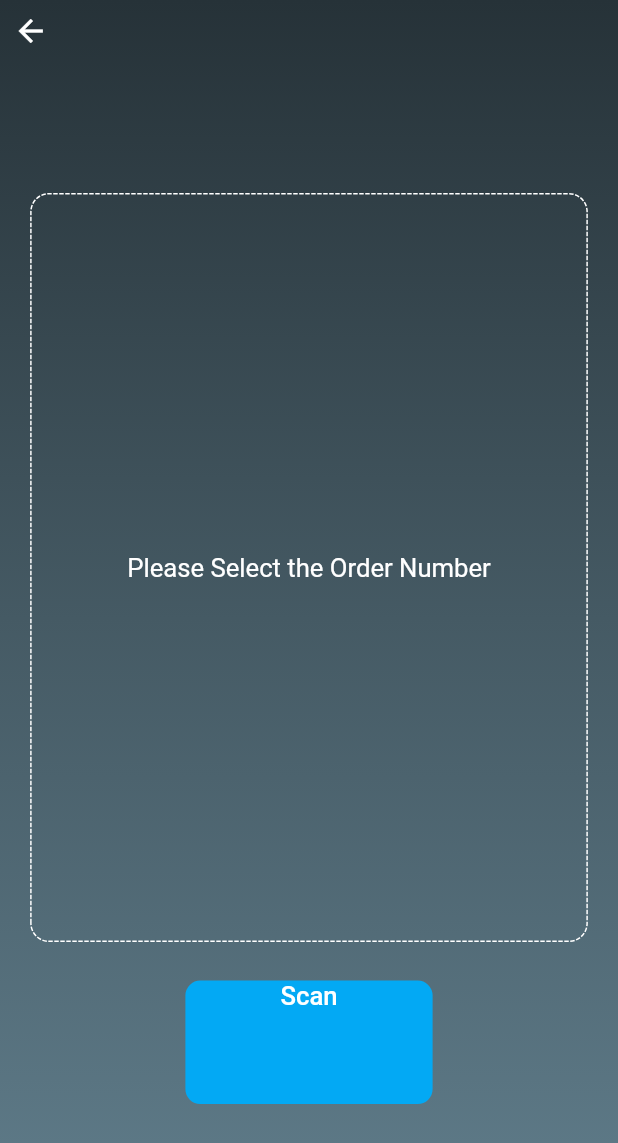
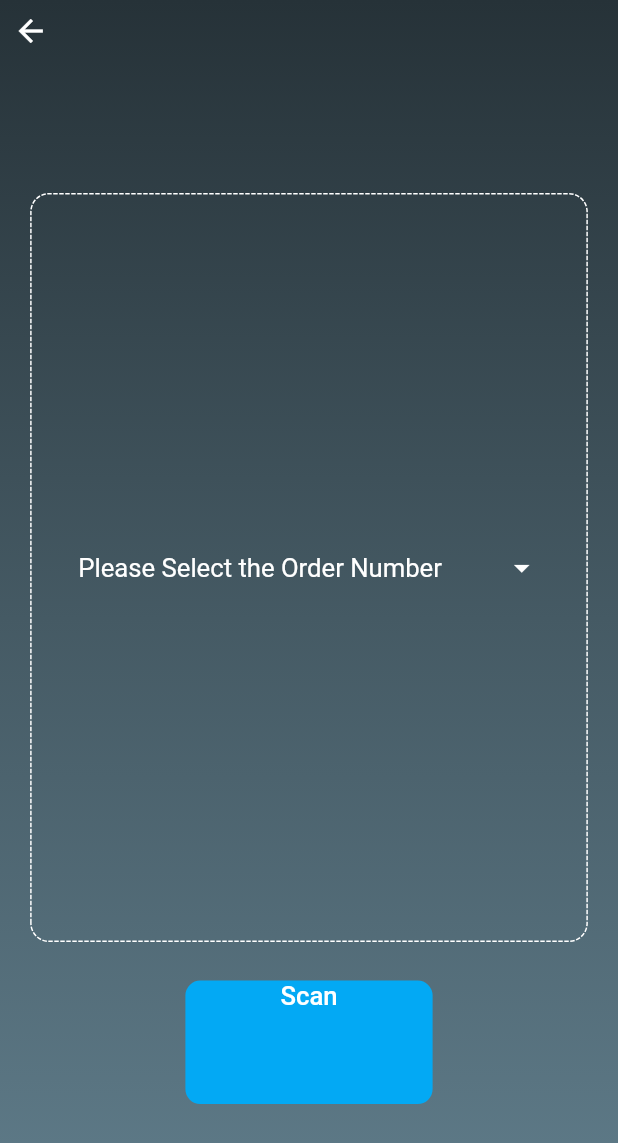
Before and after one commit to Jade-Zhang719/RFID-Gateway, a Flutter app: the ServiceProviderPage screen opened directly, on a phone screen of 412 x 824 dp. Shown: the top 1143 px of the screen. Run offline on Flutter 3.47's test engine with Material 2 defaults, Android fonts, the phone set to English and light mode, and no system bars; drawn by our look-alikes of dotted_border; our stand-ins replace charts_flutter, chewie, video_player; missing offline and left inert: hand_signature.

Commit message:
service provider dropdownmenu

```diff
--- a/lib/pages/serviceProvider.dart
+++ b/lib/pages/serviceProvider.dart
@@ -9,6 +9,8 @@ class ServiceProviderPage extends StatefulWidget {
 }
 
 class _ServiceProviderPageState extends State<ServiceProviderPage> {
+  String dropdownValue;
+  List<String> orders = ["1", "2", "3", "4"];
   @override
   Widget build(BuildContext context) {
     double height = MediaQuery.of(context).size.height;
@@ -41,10 +43,44 @@ class _ServiceProviderPageState extends State<ServiceProviderPage> {
                         width: width * 0.9,
                         height: height * 0.6,
                         alignment: Alignment.center,
-                        child: Text(
-                          "Please Select the Order Number",
-                          style: TextStyle(
-                              color: Colors.white, fontSize: 40 * screenRadio),
+                        child: Row(
+                          mainAxisSize: MainAxisSize.min,
+                          children: [
+                            Text(
+                              "Please Select the Order Number",
+                              style: TextStyle(
+                                  color: Colors.white,
+                                  fontSize: 40 * screenRadio),
+                            ),
+                            DropdownButton<String>(
+                              iconEnabledColor: Colors.white,
+                              dropdownColor: Colors.blueGrey[700],
+                              value: dropdownValue,
+                              onChanged: (String newValue) {
+                                setState(() {
+                                  dropdownValue = newValue;
+                                });
+                              },
+                              underline: Container(),
+                              elevation: 16,
+                              items: orders.map<DropdownMenuItem<String>>(
+                                  (String order) {
+                                return DropdownMenuItem<String>(
+                                  value: order,
+                                  child: Container(
+                                    width: width * 0.1,
+                                    alignment: Alignment.center,
+                                    child: Text(
+                                      order,
+                                      style: TextStyle(
+                                          color: Colors.white,
+                                          fontSize: 20 * screenRadio),
+                                    ),
+                                  ),
+                                );
+                              }).toList(),
+                            ),
+                          ],
                         ),
                       ),
                     ),
```
